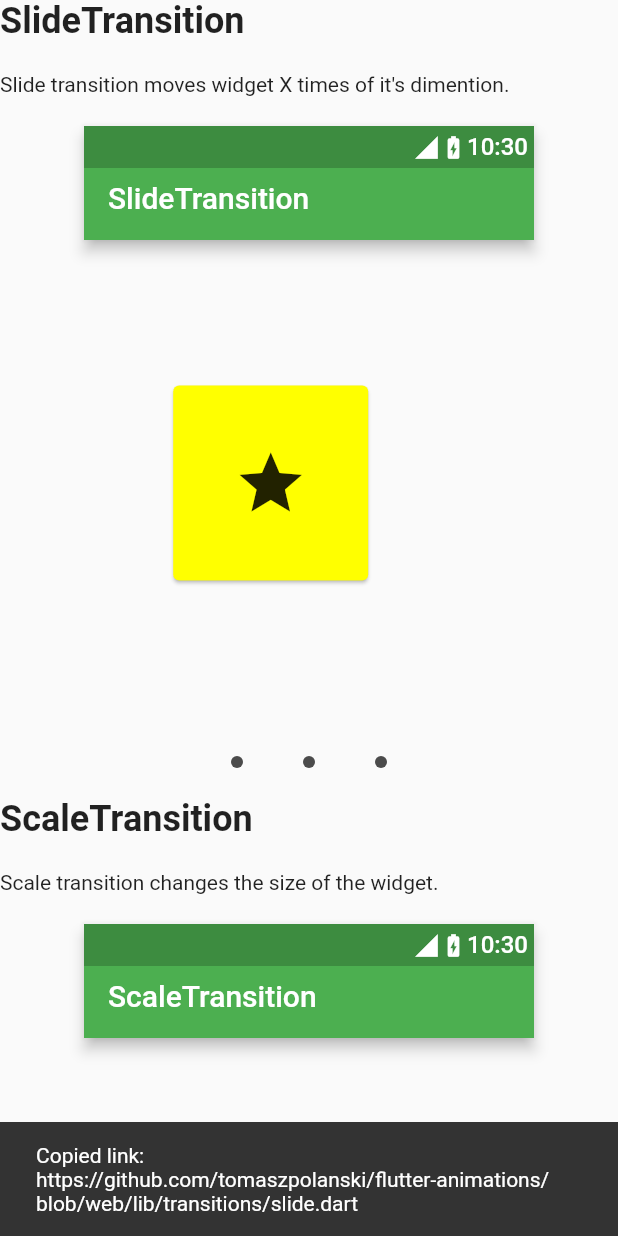
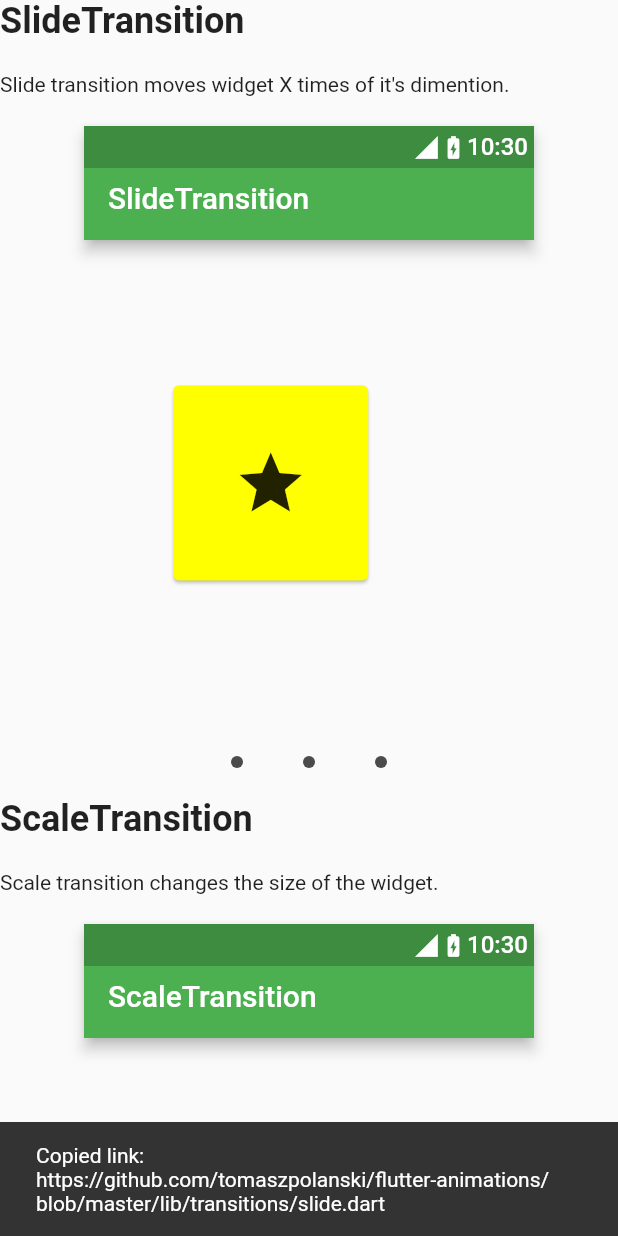
Before and after one commit to tomaszpolanski/flutter-animations, a Flutter app: the screen it shows after launch, after a tap on "SlideTransition", on a phone screen of 412 x 824 dp. Run offline on Flutter 3.47's test engine with Material 2 defaults, Android fonts, the phone set to English and light mode, and no system bars; missing offline and left inert: dart:html, flutter_web, flutter_web_ui; project files that could hold a hidden picture were left out.

Commit message:
Updating links and readme (#4)

```diff
--- a/lib/transitions/all_transitions.dart
+++ b/lib/transitions/all_transitions.dart
@@ -7,7 +7,7 @@ final allTransitions = [
   Example(
     title: 'SlideTransition',
     body: "Slide transition moves widget X times of it's dimention.",
-    url: '$rootUrl/blob/web/lib/transitions/slide.dart',
+    url: '$rootUrl/blob/master/lib/transitions/slide.dart',
     builder: (animation, child) => SlideExample(
       animation: animation,
       child: child,
@@ -16,7 +16,7 @@ final allTransitions = [
   Example(
     title: 'ScaleTransition',
     body: 'Scale transition changes the size of the widget.',
-    url: '$rootUrl/blob/web/lib/transitions/scale.dart',
+    url: '$rootUrl/blob/master/lib/transitions/scale.dart',
     builder: (animation, child) => ScaleExample(
       animation: animation,
       child: child,
```
Also changed, not shown: 1 other file.
